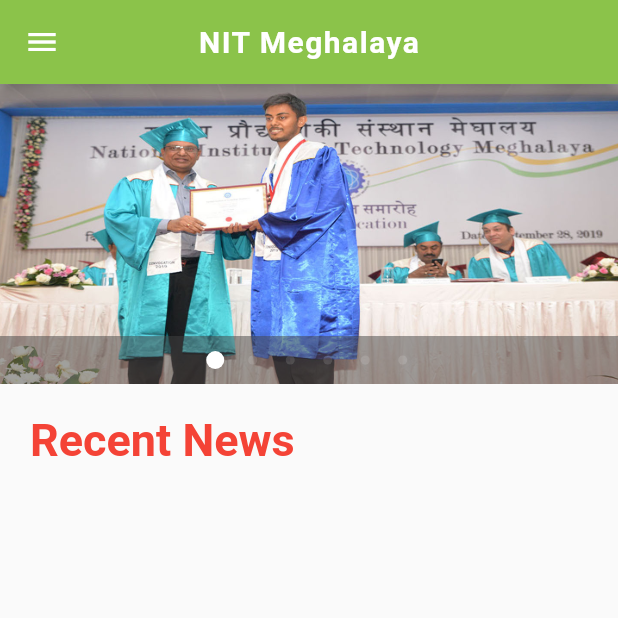
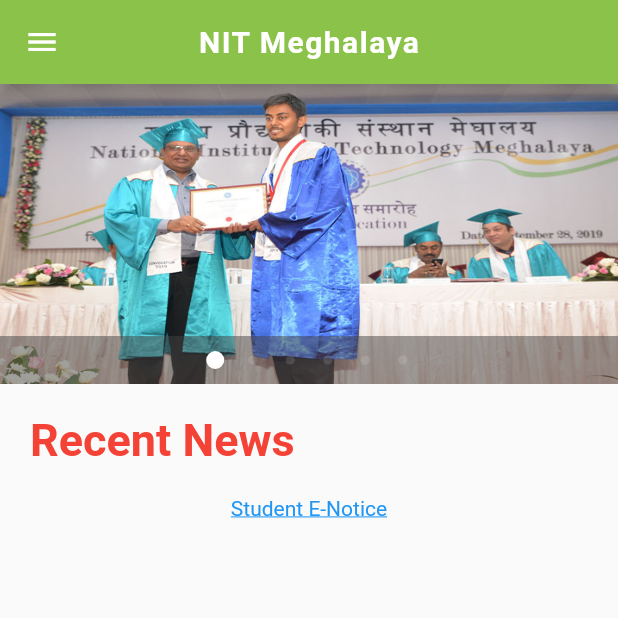
Before and after one commit to srivastavadivyesh4/College-App, a Flutter app: the screen it shows after launch, on a phone screen of 412 x 824 dp, the top half of it. Run offline on Flutter 3.47's test engine with Material 2 defaults, Android fonts, the phone set to English and light mode, and no system bars; drawn by our look-alikes of carousel_pro.

```diff
--- a/lib/components/News.dart
+++ b/lib/components/News.dart
@@ -1,5 +1,6 @@
+
 import 'package:flutter/material.dart';
-import 'package:practise/pages/New_details.dart';
+//import 'package:url_launcher/url_launcher.dart';
 
 class News extends StatefulWidget {
   @override
@@ -7,10 +8,33 @@ class News extends StatefulWidget {
 }
 
 class _NewsState extends State<News> {
+
+
+    /*void launch_url(String url)async{
+
+     const url:'http://www.nitmeghalaya.in/nitmeghalaya/students_notice';
+
+     if(await canLaunch(url)){
+       await launch(url);
+     }
+   }*/
+
   @override
   Widget build(BuildContext context) {
     return Container(
 
+         child: Column(
+
+           children: <Widget>[
+
+               GestureDetector(
+                 child:Text("Student E-Notice", style:TextStyle(decoration: TextDecoration.underline, color:Colors.blue)),
+                 onTap:(){}
+               )
+
+           ],
+
+         ),
     );
   }
 }
```
Also changed, not shown: lib/pages/New_details.dart (deleted, +0 -75 lines).
